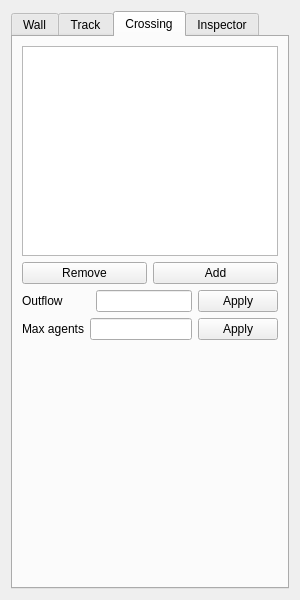
First picture: the form in forms/propertywidget.ui, repository JuPedSim/jpseditor, before the edit.
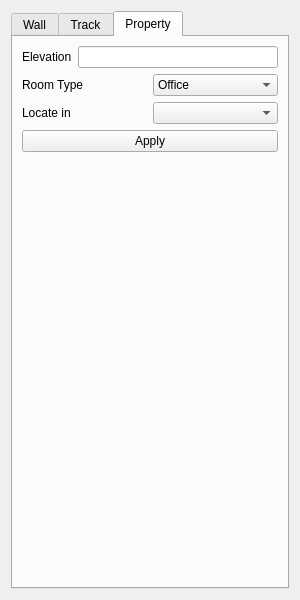
Second picture: the form after the edit. The open tabs and pages were chosen to show the change.

Commit message: feat(jpseditor-213): Remove crossing in UI

The edit to the form file:
```diff
--- a/forms/propertywidget.ui
+++ b/forms/propertywidget.ui
@@ -150,112 +150,12 @@
      </widget>
      <widget class="QWidget" name="crossing">
       <attribute name="title">
-       <string>Crossing</string>
+       <string>Property</string>
       </attribute>
       <layout class="QVBoxLayout" name="verticalLayout_5">
-       <item>
-        <layout class="QVBoxLayout" name="verticalLayout_9">
-         <item>
-          <widget class="QListWidget" name="listWidget_crossing"/>
-         </item>
-         <item>
-          <layout class="QHBoxLayout" name="horizontalLayout_5">
-           <item>
-            <widget class="QPushButton" name="pushButton_removeCrossing">
-             <property name="text">
-              <string>Remove</string>
-             </property>
-            </widget>
-           </item>
-           <item>
-            <widget class="QPushButton" name="pushButton_addCrossing">
-             <property name="text">
-              <string>Add</string>
-             </property>
-            </widget>
-           </item>
-          </layout>
-         </item>
-        </layout>
-       </item>
        <item>
         <layout class="QHBoxLayout" name="horizontalLayout_4">
          <item>
-          <widget class="QLabel" name="label_10">
-           <property name="text">
-            <string>Outflow</string>
-           </property>
-          </widget>
-         </item>
-         <item>
-          <spacer name="horizontalSpacer">
-           <property name="orientation">
-            <enum>Qt::Horizontal</enum>
-           </property>
-           <property name="sizeHint" stdset="0">
-            <size>
-             <width>40</width>
-             <height>20</height>
-            </size>
-           </property>
-          </spacer>
-         </item>
-         <item>
-          <widget class="QLineEdit" name="lineEdit_outflow"/>
-         </item>
-         <item>
-          <widget class="QPushButton" name="pushButton_applyOutflow">
-           <property name="text">
-            <string>Apply</string>
-           </property>
-          </widget>
-         </item>
-        </layout>
-       </item>
-       <item>
-        <layout class="QHBoxLayout" name="horizontalLayout_6">
-         <item>
-          <widget class="QLabel" name="label_12">
-           <property name="text">
-            <string>Max agents</string>
-           </property>
-          </widget>
-         </item>
-         <item>
-          <widget class="QLineEdit" name="lineEdit_maxAgents"/>
-         </item>
-         <item>
-          <widget class="QPushButton" name="pushButton_applyMaxAgents">
-           <property name="text">
-            <string>Apply</string>
-           </property>
-          </widget>
-         </item>
-        </layout>
-       </item>
-       <item>
-        <spacer name="verticalSpacer_3">
-         <property name="orientation">
-          <enum>Qt::Vertical</enum>
-         </property>
-         <property name="sizeHint" stdset="0">
-          <size>
-           <width>20</width>
-           <height>186</height>
-          </size>
-         </property>
-        </spacer>
-       </item>
-      </layout>
-     </widget>
-     <widget class="QWidget" name="Inspector_Room">
-      <attribute name="title">
-       <string>Inspector</string>
-      </attribute>
-      <layout class="QVBoxLayout" name="verticalLayout_6">
-       <item>
-        <layout class="QHBoxLayout" name="horizontalLayout_Elevation">
-         <item>
           <widget class="QLabel" name="label">
            <property name="text">
             <string>Elevation</string>
@@ -265,24 +165,73 @@
          <item>
           <widget class="QLineEdit" name="lineEdit_elevation"/>
          </item>
+        </layout>
+       </item>
+       <item>
+        <layout class="QHBoxLayout" name="horizontalLayout_5">
          <item>
-          <widget class="QPushButton" name="pushButton_applyElevation">
+          <widget class="QLabel" name="label_3">
            <property name="text">
-            <string>Apply</string>
+            <string>Room Type</string>
            </property>
           </widget>
          </item>
+         <item>
+          <widget class="QComboBox" name="comboBox">
+           <item>
+            <property name="text">
+             <string>Office</string>
+            </property>
+           </item>
+           <item>
+            <property name="text">
+             <string>Corridor</string>
+            </property>
+           </item>
+           <item>
+            <property name="text">
+             <string>Lobby</string>
+            </property>
+           </item>
+           <item>
+            <property name="text">
+             <string>Entrance</string>
+            </property>
+           </item>
+          </widget>
+         </item>
         </layout>
        </item>
        <item>
-        <spacer name="verticalSpacer_4">
+        <layout class="QHBoxLayout" name="horizontalLayout_6">
+         <item>
+          <widget class="QLabel" name="label_4">
+           <property name="text">
+            <string>Locate in</string>
+           </property>
+          </widget>
+         </item>
+         <item>
+          <widget class="QComboBox" name="comboBox_2"/>
+         </item>
+        </layout>
+       </item>
+       <item>
+        <widget class="QPushButton" name="pushButton">
+         <property name="text">
+          <string>Apply</string>
+         </property>
+        </widget>
+       </item>
+       <item>
+        <spacer name="verticalSpacer_3">
          <property name="orientation">
           <enum>Qt::Vertical</enum>
          </property>
          <property name="sizeHint" stdset="0">
           <size>
            <width>20</width>
-           <height>475</height>
+           <height>40</height>
           </size>
          </property>
         </spacer>
```
Left out of the diff: 4 changed lines with no effect on the pictures. The commit also changes 7 other files.
